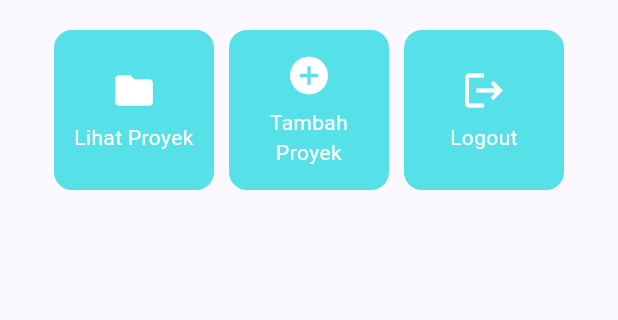
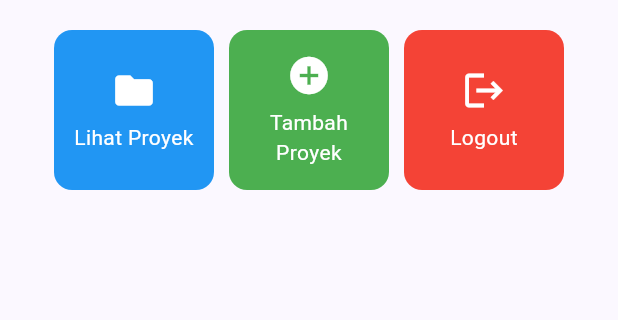
Before and after one commit to mnaufarizkil07-hash/myportofolio_mobile, a Flutter app: the screen it shows after launch, on a phone screen of 412 x 824 dp, the part 357-677 px from its top. Run offline on Flutter 3.47's test engine with Material 3 defaults, Android fonts, the phone set to English and light mode, and no system bars.

Commit message:
feat: add custom colors to ItemHomepage and implement interactive SnackBar

```diff
--- a/lib/main.dart
+++ b/lib/main.dart
@@ -20,7 +20,7 @@ class MyApp extends StatelessWidget {
         ),
         useMaterial3: true,
       ),
-      home: MyHomePage(),
+      home: const MyHomePage(),
     );
   }
 }
--- a/lib/menu.dart
+++ b/lib/menu.dart
@@ -4,23 +4,24 @@ import 'package:flutter/material.dart';
 class ItemHomepage {
   final String name;
   final IconData icon;
+  final Color color;
 
-  ItemHomepage(this.name, this.icon);
+  const ItemHomepage(this.name, this.icon, this.color);
 }
 
 class MyHomePage extends StatelessWidget {
-  MyHomePage({super.key});
+  const MyHomePage({super.key});
 
   // Data diri mahasiswa (disesuaikan menjadi identitas pemilik portofolio)
   final String npm = "2506623490";
   final String nama = "M. Naufal Rizki";
   final String pbpClass = "PBP B";
 
-  // Daftar tombol aksi
-  final List<ItemHomepage> items = [
-    ItemHomepage("Lihat Proyek", Icons.folder),
-    ItemHomepage("Tambah Proyek", Icons.add_circle),
-    ItemHomepage("Logout", Icons.logout),
+  // Daftar tombol aksi dengan ikon dan warna yang berbeda serta kontras
+  final List<ItemHomepage> items = const [
+    ItemHomepage("Lihat Proyek", Icons.folder, Colors.blue),
+    ItemHomepage("Tambah Proyek", Icons.add_circle, Colors.green),
+    ItemHomepage("Logout", Icons.logout, Colors.red),
   ];
 
   @override
@@ -110,7 +111,7 @@ class InfoCard extends StatelessWidget {
             const SizedBox(height: 8.0),
             Text(
               content,
-              textAlign: TextAlign.center, // Agar nama tidak terpotong
+              textAlign: TextAlign.center, // Agar teks tidak terpotong
             ),
           ],
         ),
@@ -127,9 +128,10 @@ class ItemCard extends StatelessWidget {
   @override
   Widget build(BuildContext context) {
     return Material(
-      color: Theme.of(context).colorScheme.secondary,
+      color: item.color,
       borderRadius: BorderRadius.circular(12),
       child: InkWell(
+        borderRadius: BorderRadius.circular(12),
         onTap: () {
           // Menampilkan pesan pop-up (SnackBar) di bawah layar
           ScaffoldMessenger.of(context)
```
Also changed, not shown: 1 other file.
